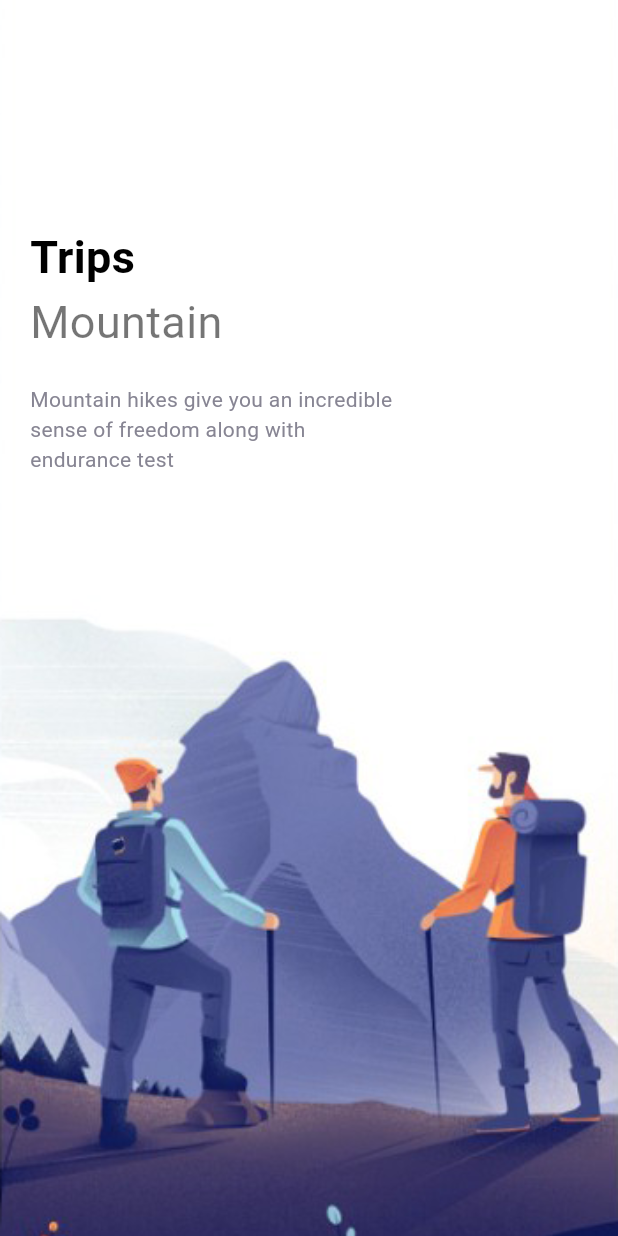
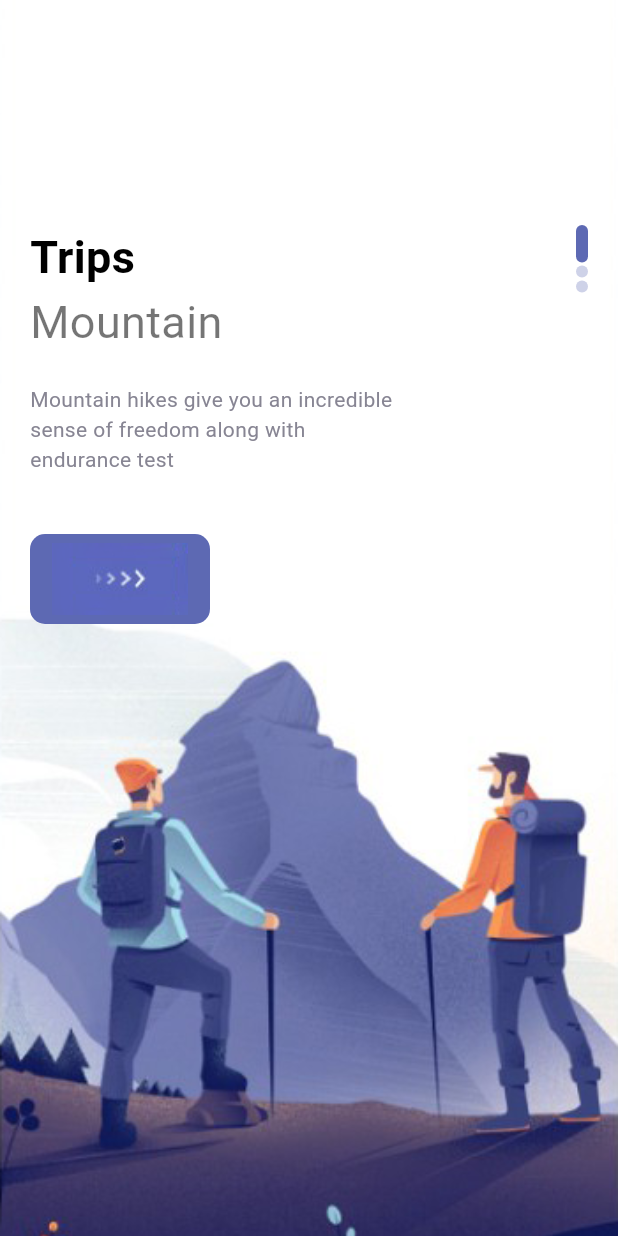
Before and after one commit to victor-imani/trips, a Flutter app: the screen it shows after launch, on a phone screen of 412 x 824 dp. Run offline on Flutter 3.47's test engine with Material 2 defaults, Android fonts, the light colour scheme and no system bars.

Commit message:
Welcome Page

```diff
--- a/lib/misc/colors.dart
+++ b/lib/misc/colors.dart
@@ -7,5 +7,5 @@ class AppColors {
    static const Color mainColor= Color(0xFF5d69b3);
    static const Color starColor= Color(0xFFe7bb4e);
    static const Color mainTextColor= Color(0xFFababad);
-  //  static const Color buttonBackground= Color(0xFFf1f);
+   static const Color buttonBackground= Color(0xFFf1f1f9);
 }
--- a/lib/pages/welcome_page.dart
+++ b/lib/pages/welcome_page.dart
@@ -2,6 +2,7 @@ import 'package:flutter/material.dart';
 import 'package:trips/misc/colors.dart';
 import 'package:trips/widgets/app_large_text.dart';
 import 'package:trips/widgets/app_text.dart';
+import 'package:trips/widgets/responsive_button.dart';
 
 class WelcomePage extends StatefulWidget {
   const WelcomePage({super.key});
@@ -35,6 +36,7 @@ class _WelcomePageState extends State<WelcomePage> {
               child: Container(
                 margin: const EdgeInsets.only(top: 150, left: 20, right: 20),
                 child: Row(
+                  mainAxisAlignment: MainAxisAlignment.spaceBetween,
                   children: [
                     Column(
                       crossAxisAlignment: CrossAxisAlignment.start,
@@ -55,7 +57,28 @@ class _WelcomePageState extends State<WelcomePage> {
                               color: AppColors.textColor2,
                               size: 14),
                         ),
+                        const SizedBox(
+                          height: 40,
+                        ),
+                        const ResponsiveButton(
+                          width: 120,
+                        ),
                       ],
+                    ),
+                    Column(
+                      children: List.generate(3, (indexDots) {
+                        return Container(
+                          margin: const EdgeInsets.only(bottom: 2),
+                          width: 8,
+                          height: index == indexDots ? 25 : 8,
+                          decoration: BoxDecoration(
+                            borderRadius: BorderRadius.circular(8),
+                            color: index == indexDots
+                                ? AppColors.mainColor
+                                : AppColors.mainColor.withOpacity(0.3),
+                          ),
+                        );
+                      }),
                     ),
                   ],
                 ),
--- /dev/null
+++ b/lib/widgets/responsive_button.dart
@@ -0,0 +1,31 @@
+// ignore_for_file: public_member_api_docs, sort_constructors_first
+import 'package:flutter/material.dart';
+import 'package:trips/misc/colors.dart';
+
+class ResponsiveButton extends StatelessWidget {
+  final bool? isResponsive;
+  final double? width;
+  const ResponsiveButton({
+    Key? key,
+    this.isResponsive = false,
+    this.width,
+  }) : super(key: key);
+
+  @override
+  Widget build(BuildContext context) {
+    return Container(
+      width: width,
+      height: 60,
+      decoration: BoxDecoration(
+        borderRadius: BorderRadius.circular(10),
+        color: AppColors.mainColor,
+      ),
+      child: Row(
+        mainAxisAlignment: MainAxisAlignment.center,
+        children: [
+          Image.asset("img/button-one.png"),
+        ],
+      ),
+    );
+  }
+}
```
